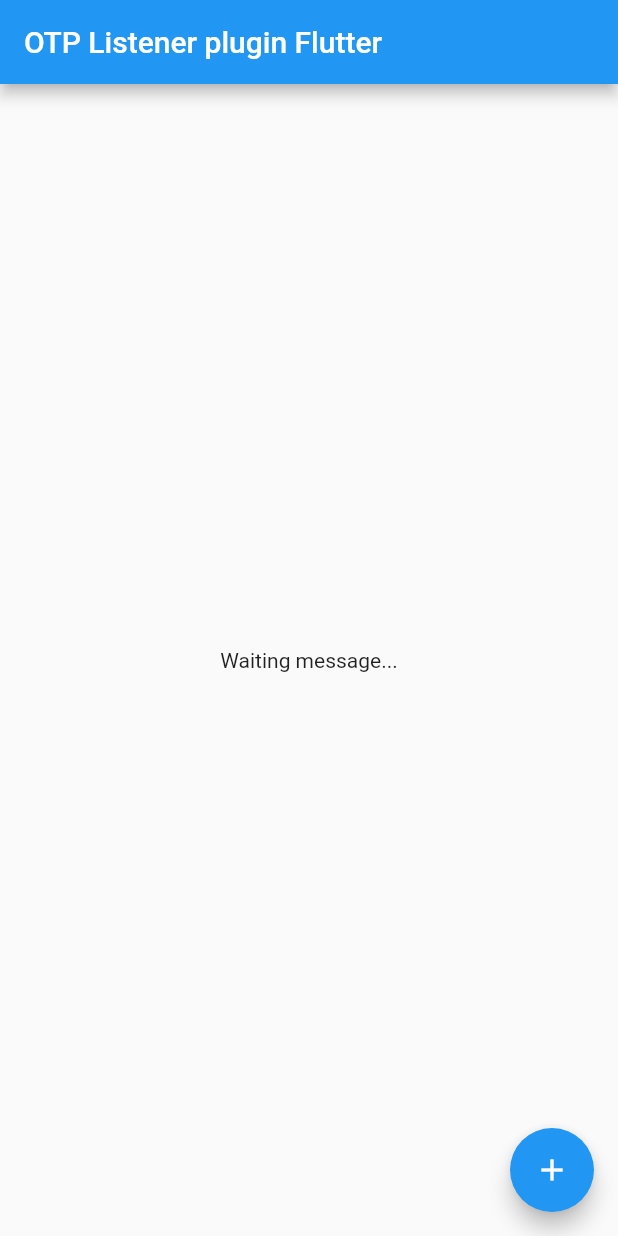
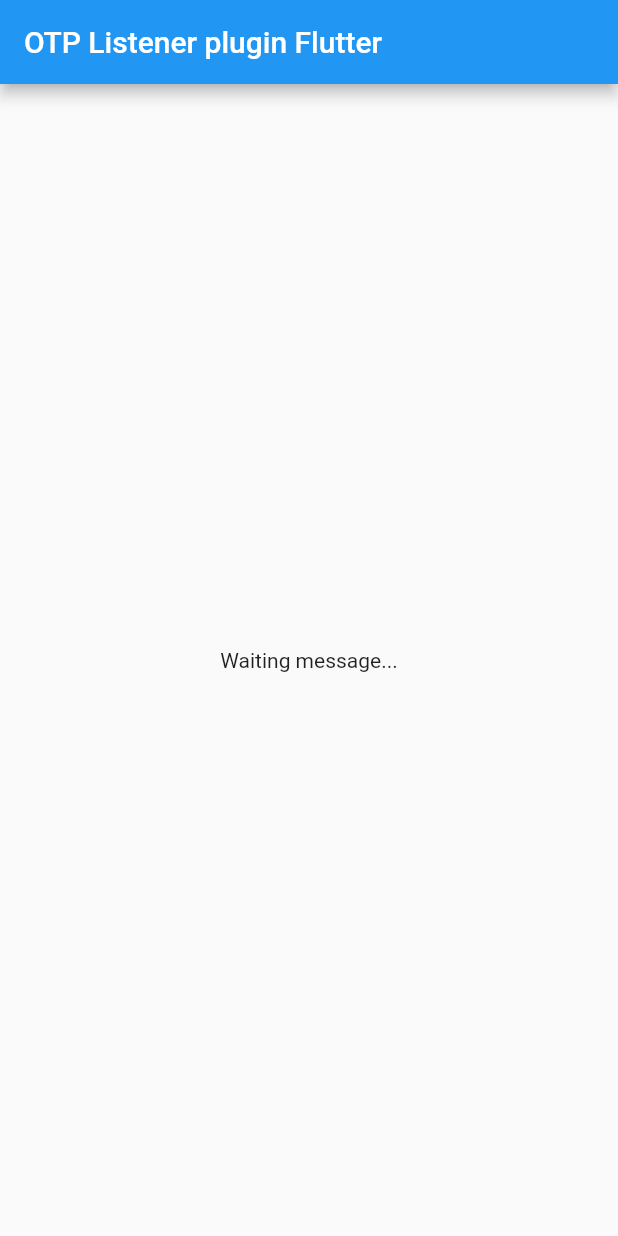
Before and after one commit to haduyphuong/otp_listener, a Flutter app: the screen it shows after launch, on a phone screen of 412 x 824 dp. Run offline on Flutter 3.47's test engine with Material 2 defaults, Android fonts, the phone set to English and light mode, and no system bars.

Commit message:
update document

```diff
--- a/example/lib/main.dart
+++ b/example/lib/main.dart
@@ -39,12 +39,6 @@ class _MyAppState extends State<MyApp> {
         appBar: AppBar(
           title: const Text('OTP Listener plugin Flutter'),
         ),
-        floatingActionButton: FloatingActionButton(
-          child: Icon(Icons.add),
-          onPressed: () {
-            otpListener.unListener();
-          },
-        ),
         body: Center(
           child: Text(message),
         ),
--- a/pubspec.yaml
+++ b/pubspec.yaml
@@ -1,6 +1,6 @@
 name: otp_listener
 description: A new Flutter project.
-version: 0.0.2
+version: 0.0.3
 homepage: https://ngovang.com
 repository: https://github.com/haduyphuong/otp_listener
 
```
Also changed, not shown: 2 other files.
